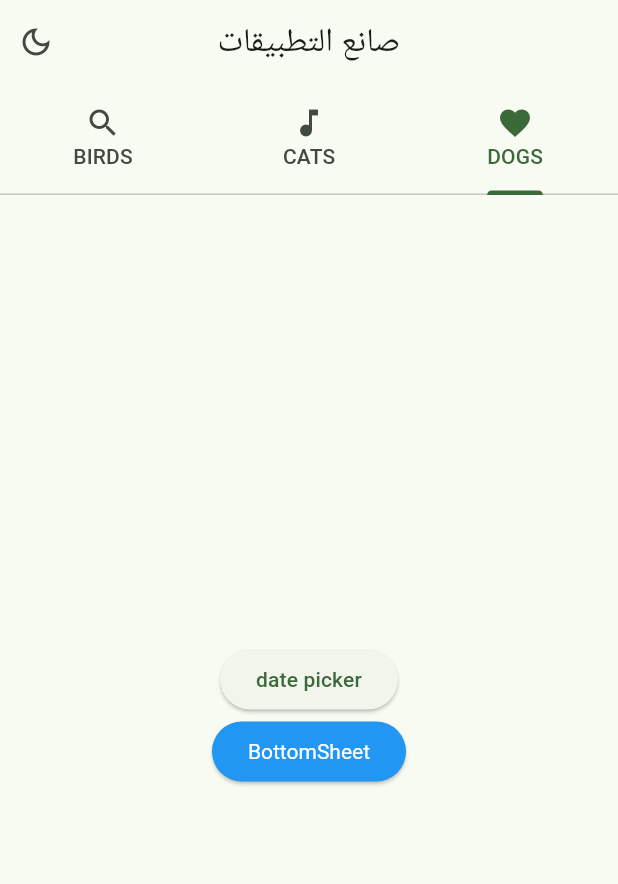
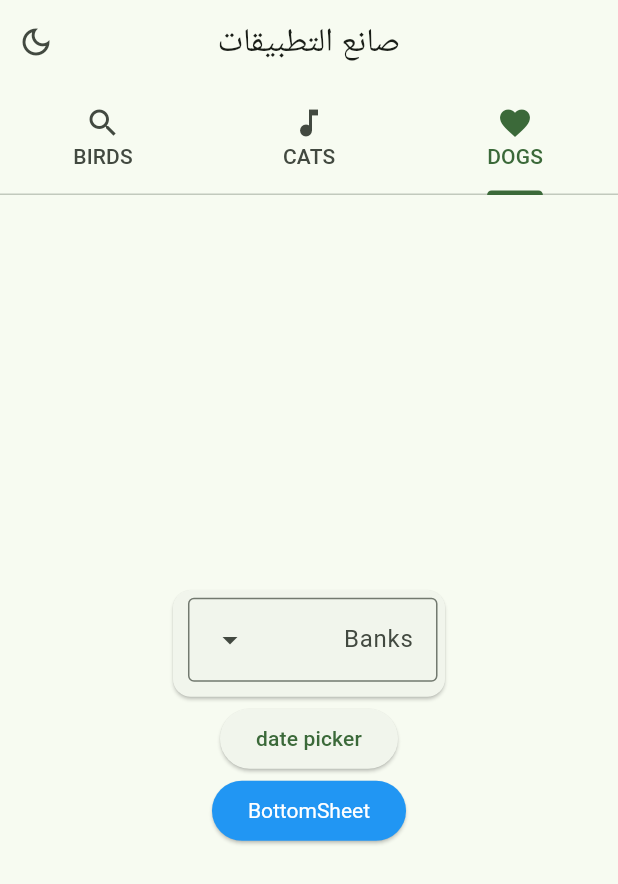
Before and after one commit to almaayn20/system_creator, a Flutter app: the screen it shows after launch, on a phone screen of 412 x 824 dp. Shown: the top 884 px of the screen. Run offline on Flutter 3.47's test engine with Material 2 defaults, Android fonts, the phone set to English and light mode, and no system bars; our stand-ins replace flutter_colorpicker, get, get_storage, google_fonts, tuple; Roboto replaces fonts that are missing (Cairo).

Commit message:
"After Exams Work"

```diff
--- a/lib/services/theme_services.dart
+++ b/lib/services/theme_services.dart
@@ -26,14 +26,16 @@ class ThemeServices {
       Get.changeTheme(ThemeData(
         colorSchemeSeed: selectedColor,
         useMaterial3: true,
-        textTheme: GoogleFonts.cairoTextTheme(),
+        //     textTheme: GoogleFonts.cairoTextTheme(),
+        fontFamily: 'Cairo',
       ));
     } else {
       Get.changeTheme(ThemeData(
         //  brightness: Brightness.dark,
         useMaterial3: true,
         colorSchemeSeed: selectedColor,
-        textTheme: GoogleFonts.cairoTextTheme(),
+        //   textTheme: GoogleFonts.cairoTextTheme(),
+        fontFamily: 'Cairo',
       ));
     }
   }
@@ -43,12 +45,14 @@ ThemeData lightTheme = ThemeData(
 //    brightness: Brightness.light,
   useMaterial3: true,
   colorSchemeSeed: selectedColor,
-  textTheme: GoogleFonts.cairoTextTheme(),
+//  textTheme: GoogleFonts.cairoTextTheme(),
+  fontFamily: 'Cairo',
 );
 
 ThemeData darkTheme = ThemeData(
   brightness: Brightness.dark,
   useMaterial3: true,
   colorSchemeSeed: selectedColor,
-  textTheme: GoogleFonts.cairoTextTheme(),
+  // textTheme: GoogleFonts.cairoTextTheme(),
+  fontFamily: 'Cairo',
 );
--- a/lib/view/screens/test_screen.dart
+++ b/lib/view/screens/test_screen.dart
@@ -2,11 +2,15 @@ import 'package:flutter/material.dart';
 import 'package:system_creator/services/size_config.dart';
 import 'package:system_creator/services/theme_services.dart';
 import 'package:system_creator/view/widget/button.dart';
+import 'package:system_creator/view/widget/card.dart';
+import 'package:system_creator/view/widget/list_view.dart';
 import 'package:system_creator/view/widget/tap_bar.dart';
 import 'package:tuple/tuple.dart';
 
 import '../widget/app_bar.dart';
 import '../widget/bottom_sheet.dart';
+import '../widget/drop_down_box.dart';
+import '../widget/full_screen_dialog.dart';
 import '../widget/text_button.dart';
 import '../widget/text_field.dart';
 
@@ -21,11 +25,24 @@ class _ChangeAppThemeState extends State<ChangeAppTheme>
     with TickerProviderStateMixin {
   TextEditingController cont = TextEditingController();
   late TabController _tabController;
-  List<Tuple2<String, Icon>> tabsTitles = const [
-    Tuple2('DOGS', Icon(Icons.favorite)),
-    Tuple2('CATS', Icon(Icons.music_note)),
-    Tuple2('BIRDS', Icon(Icons.search)),
+  List<Tuple2<String, IconData>> tabsTitles = const [
+    Tuple2('DOGS', Icons.favorite),
+    Tuple2('CATS', Icons.music_note),
+    Tuple2('BIRDS', Icons.search),
   ];
+
+  List<Tuple2<dynamic, String>> bankEntries = const [
+    Tuple2(1, 'الكريمي'),
+    Tuple2(2, 'التضامن'),
+    Tuple2(2, 'البنك التجاري'),
+  ];
+
+  List<Tuple2<Widget, IconData>> listValues = const [
+    Tuple2(Text('DOGS'), Icons.favorite),
+    Tuple2(Text('CATS'), Icons.music_note),
+    Tuple2(Text('BIRDS'), Icons.search),
+  ];
+
   @override
   void initState() {
     super.initState();
@@ -71,7 +88,9 @@ class _ChangeAppThemeState extends State<ChangeAppTheme>
 
   Center page2(BuildContext context) {
     return Center(
-      child: Text("salman"),
+      child: elevatedButtonCustom(
+          func: () => openFullscreenDialog(context, "Material 3"),
+          text: "openFullscreenDialog"),
     );
   }
 
@@ -83,6 +102,9 @@ class _ChangeAppThemeState extends State<ChangeAppTheme>
         child: Column(
           mainAxisAlignment: MainAxisAlignment.center,
           children: [
+            cardCustom([
+              DropDownMenuCustom(bankEntries, "Banks"),
+            ]),
             elevatedButtonCustom(
                 func: () async {
                   // ShowTimePickerCustom().show(context);
--- /dev/null
+++ b/lib/view/widget/card.dart
@@ -0,0 +1,38 @@
+import 'package:flutter/material.dart';
+
+SizedBox cardCustom(List<Widget> widgets) {
+  return SizedBox(
+    child: Card(
+      child: Container(
+        padding: const EdgeInsets.fromLTRB(10, 5, 5, 10),
+        child: Column(
+          children: widgets,
+          /*  Align(
+              alignment: Alignment.topRight,
+              child: IconButton(
+                icon: const Icon(Icons.more_vert),
+                onPressed: () {},
+              ),
+            ),*/
+        ),
+      ),
+    ),
+  );
+}
+
+/*
+
+****** filled **************
+ color: Theme.of(context).colorScheme.surfaceVariant,
+              elevation: 0,
+
+ ******* outlined ****************
+
+ elevation: 0,
+              shape: RoundedRectangleBorder(
+                side: BorderSide(
+                  color: Theme.of(context).colorScheme.outline,
+                ),
+                borderRadius: const BorderRadius.all(Radius.circular(12)),
+              ),
+*/
--- /dev/null
+++ b/lib/view/widget/drop_down_box.dart
@@ -0,0 +1,45 @@
+import 'package:flutter/material.dart';
+import 'package:tuple/tuple.dart';
+
+class DropDownMenuCustom extends StatelessWidget {
+  final List<Tuple2<dynamic, String>> entries;
+  final TextEditingController colorController = TextEditingController();
+  final String label;
+  // final IconData icon;
+
+  DropDownMenuCustom(this.entries, this.label, {super.key});
+
+  List<DropdownMenuEntry> assign() {
+    List<DropdownMenuEntry> customEntries = [];
+    for (final entry in entries) {
+      customEntries
+          .add(DropdownMenuEntry(value: entry.item1, label: entry.item2));
+    }
+    return customEntries;
+  }
+
+  DropdownMenu dropDownMenu() {
+    return DropdownMenu(
+      //     trailingIcon: Icon(icon),
+      controller: colorController,
+      label: Text(label),
+      dropdownMenuEntries: assign(),
+      onSelected: (val) {},
+    );
+  }
+
+  @override
+  Widget build(BuildContext context) {
+    return dropDownMenu();
+  }
+}
+
+// الاستدعاء
+/*
+List<Tuple2<dynamic, String>> bankEntries = const [
+    Tuple2(1, 'الكريمي'),
+    Tuple2(2, 'التضامن'),
+    Tuple2(2, 'البنك التجاري'),
+  ];
+DropDownMenuCustom(bankEntries, "Banks"),
+ */
--- a/lib/view/widget/tap_bar.dart
+++ b/lib/view/widget/tap_bar.dart
@@ -4,7 +4,7 @@ import 'package:tuple/tuple.dart';
 class TabBarWidget extends StatelessWidget {
   final List<Widget> tabViews;
   final TabController tabController;
-  final List<Tuple2<String, Icon>> tabs;
+  final List<Tuple2<String, IconData>> tabs;
 
   TabBarWidget(
       {required this.tabs,
@@ -22,7 +22,7 @@ class TabBarWidget extends StatelessWidget {
             for (var tab in tabs)
               Tab(
                 text: tab.item1,
-                icon: tab.item2,
+                icon: Icon(tab.item2),
                 iconMargin: const EdgeInsets.only(bottom: 0.0),
               ),
           ],
@@ -43,10 +43,10 @@ class TabBarWidget extends StatelessWidget {
 class _ChangeAppThemeState extends State<ChangeAppTheme>
     with TickerProviderStateMixin {
   late TabController _tabController;
-  List<Tuple2<String, Icon>> tabsTitles = const [
-    Tuple2('DOGS', Icon(Icons.favorite)),
-    Tuple2('CATS', Icon(Icons.music_note)),
-    Tuple2('BIRDS', Icon(Icons.search)),
+ List<Tuple2<String, IconData>> tabsTitles = const [
+    Tuple2('DOGS', Icons.favorite),
+    Tuple2('CATS', Icons.music_note),
+    Tuple2('BIRDS', Icons.search),
   ];
   @override
   void initState() {
```
Also changed, not shown: lib/view/widget/full_screen_dialog.dart (added, +24 -0 lines), lib/view/widget/list_view.dart (+46 -12 lines), lib/view/widget/progress_indicators.dart (added, +57 -0 lines), pubspec.yaml (+12 -6 lines), assets/fonts/Cairo-Black.ttf (added), assets/fonts/Cairo-Bold.ttf (added), assets/fonts/Cairo-ExtraBold.ttf (added), assets/fonts/Cairo-ExtraLight.ttf (added), assets/fonts/Cairo-Light.ttf (added), assets/fonts/Cairo-Medium.ttf (added), assets/fonts/Cairo-Regular.ttf (added), assets/fonts/Cairo-SemiBold.ttf (added).
